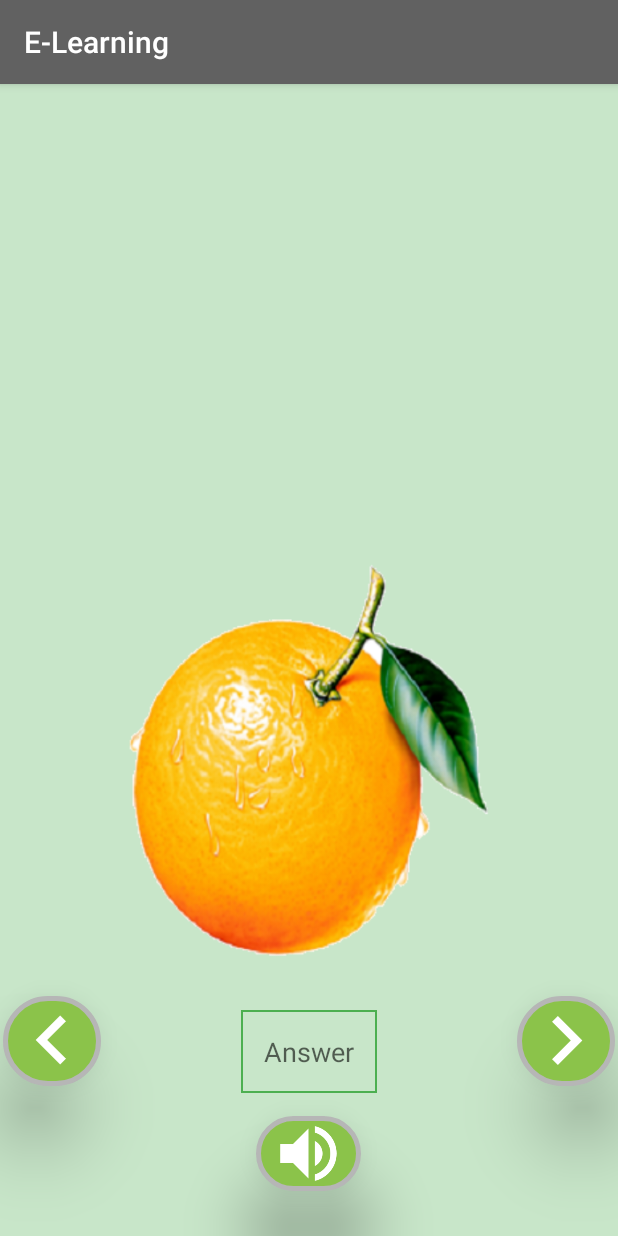
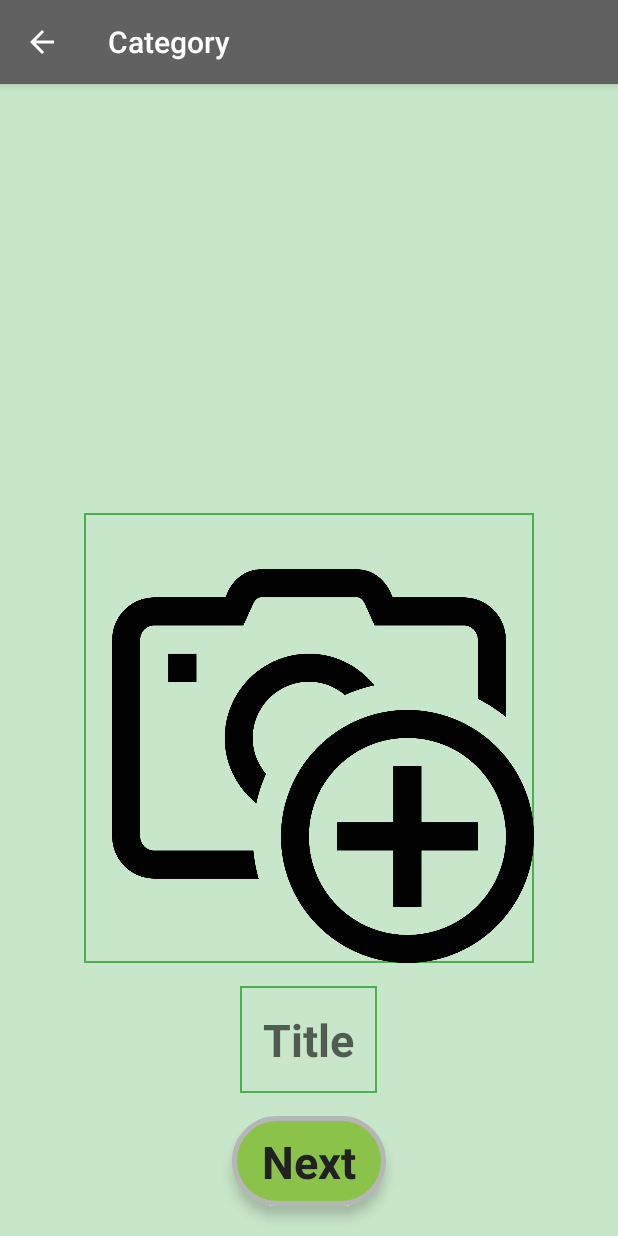
Before and after one commit to Tho391/e_learning, an Android app: the AddCategoryActivity screen opened directly, with no data from a screen before it, on a phone screen of 412 x 824 dp. Run offline under Robolectric (Android 15) with nearby library versions, the phone set to English and light mode, and no system bars.

Commit message:
adding addCategoryActtivity & AddThingActivity

```diff
--- a/app/build.gradle
+++ b/app/build.gradle
@@ -42,4 +42,5 @@ dependencies {
 //    implementation 'com.android.support:cardview-v7:26.1.0'
     //implementation 'com.android.support:recyclerview-v7:26.1.0'
     implementation 'pub.devrel:easypermissions:1.2.0'
+    implementation 'com.google.code.gson:gson:2.8.5'
 }
--- a/app/src/main/AndroidManifest.xml
+++ b/app/src/main/AndroidManifest.xml
@@ -12,6 +12,7 @@
         android:supportsRtl="true"
         android:theme="@style/AppTheme">
         <activity android:name=".AddCategoryActivity"></activity>
+        <activity android:name=".AddThingsActivity" />
         <activity
             android:name=".CategoriesActivity"
             android:label="Categories"
--- a/app/src/main/java/com/example/dardan/elearning/AddCategoryActivity.java
+++ b/app/src/main/java/com/example/dardan/elearning/AddCategoryActivity.java
@@ -1,13 +1,100 @@
 package com.example.dardan.elearning;
 
+import android.content.DialogInterface;
+import android.content.Intent;
+import android.os.Bundle;
+import android.support.v7.app.AlertDialog;
 import android.support.v7.app.AppCompatActivity;
-import android.os.Bundle;
+import android.view.View;
+import android.widget.EditText;
+import android.widget.ImageButton;
+import android.widget.TextView;
 
-public class AddCategoryActivity extends AppCompatActivity {
+import static com.example.dardan.elearning.Ulti.putToSharePreferences;
+
+public class AddCategoryActivity extends AppCompatActivity implements View.OnClickListener {
+
+    private EditText edtTitle;
+    private TextView btnNext;
+    private ImageButton btnImage;
+    private Category newCategory;
+
+    AlertDialog alertDialog;
+
+    public static final String CATEGORY = "category";
+    public static final int NEW_CATEGORY_CODE = 1111;
 
     @Override
     protected void onCreate(Bundle savedInstanceState) {
         super.onCreate(savedInstanceState);
         setContentView(R.layout.activity_add_category);
+
+        getSupportActionBar().setDisplayHomeAsUpEnabled(true);
+        setTitle("Category");
+        findView();
+        //create default category
+        newCategory = new Category(this);
+
+        //create alert dialog
+        createDialog();
+
+    }
+
+    private void findView() {
+        edtTitle = findViewById(R.id.thingName);
+        btnNext = findViewById(R.id.button_next);
+        btnImage = findViewById(R.id.thingImage);
+
+        btnImage.setOnClickListener(this);
+        btnNext.setOnClickListener(this);
+    }
+
+    private void createDialog() {
+        alertDialog = new AlertDialog.Builder(this).create();
+        alertDialog.setTitle("Alert");
+        alertDialog.setMessage("Are you sure to cancel creating a new category?");
+        alertDialog.setButton(AlertDialog.BUTTON_NEUTRAL, "OK",
+                new DialogInterface.OnClickListener() {
+                    @Override
+                    public void onClick(DialogInterface dialog, int which) {
+                        dialog.dismiss();
+                        finish();
+                    }
+                });
+        alertDialog.setButton(AlertDialog.BUTTON_NEGATIVE, "Cancel",
+                new DialogInterface.OnClickListener() {
+                    @Override
+                    public void onClick(DialogInterface dialog, int which) {
+                        dialog.dismiss();
+                    }
+                });
+    }
+
+    @Override
+    public boolean onSupportNavigateUp() {
+        // closes the Activity when the back button on the action bar is pressed
+        alertDialog.show();
+        return true;
+    }
+
+
+    @Override
+    public void onClick(View v) {
+        switch (v.getId()) {
+            case R.id.button_next: {
+                //start add thing activity
+                Intent intent = new Intent(this, AddThingsActivity.class);
+                //intent.putExtra(CATEGORY, newCategory);
+                //put to share preference
+                //SharedPreferences mPrefs = getSharedPreferences(SHARE_PREFERENCES,MODE_PRIVATE);
+                putToSharePreferences(this, CATEGORY, newCategory);
+                startActivity(intent);
+            }
+            break;
+            case R.id.thingImage: {
+                //choose photo from gallery
+            }
+            break;
+        }
     }
 }
--- a/app/src/main/java/com/example/dardan/elearning/CategoriesActivity.java
+++ b/app/src/main/java/com/example/dardan/elearning/CategoriesActivity.java
@@ -132,7 +132,7 @@ public class CategoriesActivity extends AppCompatActivity implements AdapterView
 //                return super.onOptionsItemSelected(item);
 //         }
         if (item.getItemId() == R.id.add_category){
-            Intent intent1 = new Intent(this,AddCategoryActivity.class);
+            Intent intent1 = new Intent(this, AddCategoryActivity.class);
             startActivity(intent1);
             return true;
         }
--- a/app/src/main/java/com/example/dardan/elearning/Category.java
+++ b/app/src/main/java/com/example/dardan/elearning/Category.java
@@ -1,12 +1,18 @@
 package com.example.dardan.elearning;
 
+import android.content.Context;
 import android.graphics.Bitmap;
+import android.graphics.BitmapFactory;
 
+import java.io.Serializable;
 import java.util.ArrayList;
 
-public class Category {
+import static com.example.dardan.elearning.MySQLiteHelper.COLORS;
+import static com.example.dardan.elearning.MySQLiteHelper.THEMES;
+
+public class Category implements Serializable {
     ArrayList<Thing> things;
-    int currentIndex=0;
+    int currentIndex = 0;
     int id;
     String title;
     Bitmap image;
@@ -14,48 +20,62 @@ public class Category {
     int color;
     int theme;
 
-    public Category(){}
-    public Category(String title, Bitmap image, int highScore, int color, int theme){
-        this.title=title;
-        this.image=image;
+    public Category(Context context) {
+        title = "Title";
+        Bitmap b = BitmapFactory.decodeResource(context.getResources(), R.drawable.add_image);
+        image = b;
+        highScore = 0;
+        color = COLORS[1];
+        theme = THEMES[1];
+        things = new ArrayList<>();
+    }
+
+    public Category(String title, Bitmap image, int highScore, int color, int theme) {
+        this.title = title;
+        this.image = image;
         this.highScore = highScore;
-        this.color=color;
-        this.theme=theme;
-        this.things=new ArrayList<>();
+        this.color = color;
+        this.theme = theme;
+        this.things = new ArrayList<>();
     }
-    public void addThing(Thing thing){
+
+    public void addThing(Thing thing) {
         things.add(thing);
     }
 
-    public ArrayList<Thing> getListOfThings(){
+    public ArrayList<Thing> getListOfThings() {
         return this.things;
     }
 
     public Thing nextThing() {
-        return things.get(++currentIndex);
+        if (hasNextThing())
+            return things.get(++currentIndex);
+        return null;
     }
 
     public Thing prevThing() {
-        return things.get(--currentIndex);
+        if (hasPrevThing())
+            return things.get(--currentIndex);
+        return null;
     }
 
     public Thing currentThing() {
         return things.get(currentIndex);
     }
 
-    boolean hasNextThing(){
-        return currentIndex < things.size()-1;
+    boolean hasNextThing() {
+        return currentIndex < things.size() - 1;
     }
 
-    boolean hasPrevThing(){
+    boolean hasPrevThing() {
         return currentIndex > 0;
     }
 
-    public void goToFirstThing(){
-        currentIndex=0;
+    public void goToFirstThing() {
+        currentIndex = 0;
     }
 
-    public void updateHighscore(){
+    public void updateHighscore() {
         //this.highScore = Highscores.getHighscore(this.columnName);
     }
 }
--- a/app/src/main/java/com/example/dardan/elearning/MySQLiteHelper.java
+++ b/app/src/main/java/com/example/dardan/elearning/MySQLiteHelper.java
@@ -293,7 +293,7 @@ public class MySQLiteHelper extends SQLiteOpenHelper {
         if (cursor != null)
             cursor.moveToFirst();
 
-        Category category = new Category();
+        Category category = new Category(context);
         category.id = id;
         if (cursor != null) {
 
@@ -343,7 +343,7 @@ public class MySQLiteHelper extends SQLiteOpenHelper {
         if (cursor != null)
             cursor.moveToFirst();
 
-        Category category = new Category();
+        Category category = new Category(context);
         if (cursor != null) {
             category.id = Integer.parseInt(cursor.getString(0));
             category.title = cursor.getString(1);
--- a/app/src/main/res/layout/activity_add_category.xml
+++ b/app/src/main/res/layout/activity_add_category.xml
@@ -4,82 +4,56 @@
     android:layout_width="match_parent"
     android:layout_height="match_parent"
     android:background="@color/primary_light"
+
     android:animateLayoutChanges="true">
 
-    <ImageView
-
+    <ImageButton
         android:id="@+id/thingImage"
         android:layout_width="300dp"
         android:layout_height="300dp"
         android:layout_above="@+id/thingName"
         android:layout_centerHorizontal="true"
-        android:layout_marginBottom="5dp"
+        android:layout_marginBottom="15dp"
         android:layout_marginTop="50dp"
-        android:background="@color/primary_light"
+        android:background="@drawable/background_title"
         android:scaleType="centerInside"
-        android:src="@drawable/orange" />
+        android:src="@drawable/add_image" />
 
     <EditText
         android:id="@+id/thingName"
         android:layout_width="wrap_content"
         android:layout_height="wrap_content"
-        android:layout_above="@+id/buttonAudioThing"
+        android:layout_above="@+id/button_next"
         android:layout_centerHorizontal="true"
-        android:layout_marginTop="0dp"
-
+        android:layout_marginBottom="15dp"
         android:background="@drawable/background_title"
         android:gravity="center"
-        android:hint="Answer"
+        android:hint="Title"
         android:padding="15dp"
-        android:singleLine="false" />
-    <!--android:background="@color/primary_light"-->
-        <!--android:text="Orange"-->
+        android:singleLine="false"
+        android:textColor="@color/primary_text"
+        android:textSize="30sp"
+        android:textStyle="bold"
+        android:typeface="sans"
+        android:maxLines="1"/>
 
-        android:textColor="@color/primary_text"
-        android:textSize="38sp"
-        android:textStyle="bold"
-        android:typeface="sans" />
+    <TextView
+        android:id="@+id/button_next"
+        android:layout_width="wrap_content"
+        android:layout_height="wrap_content"
+        android:paddingStart="20dp"
+        android:paddingEnd="20dp"
+        android:paddingTop="10dp"
 
-    <ImageButton
-        android:id="@+id/buttonAudioThing"
-        android:layout_width="70dp"
-        android:layout_height="50dp"
         android:layout_alignParentBottom="true"
         android:layout_centerHorizontal="true"
-        android:layout_marginBottom="30dp"
-        android:layout_marginTop="15dp"
+        android:layout_marginBottom="20dp"
         android:background="@drawable/buttonshape"
-        android:elevation="30dp"
-        android:padding="0dp"
-        android:scaleType="centerInside"
-        android:src="@drawable/ic_audio" />
-
-    <ImageButton
-        android:id="@+id/buttonRightThing"
-        android:layout_width="65dp"
-        android:layout_height="60dp"
-        android:layout_alignParentBottom="true"
-        android:layout_alignParentRight="true"
-        android:layout_marginBottom="100dp"
-        android:layout_marginLeft="10dp"
-        android:layout_marginRight="2dp"
-        android:background="@drawable/buttonshape"
-        android:clipToPadding="false"
-        android:elevation="30dp"
-        android:scaleType="centerCrop"
-        android:src="@drawable/ic_rightarrow" />
-
-    <ImageButton
-        android:id="@+id/buttonLeftThing"
-        android:layout_width="65dp"
-        android:layout_height="60dp"
-        android:layout_alignParentBottom="true"
-        android:layout_alignParentLeft="true"
-        android:layout_marginBottom="100dp"
-        android:layout_marginLeft="2dp"
-        android:layout_marginRight="10dp"
-        android:background="@drawable/buttonshape"
-        android:elevation="30dp"
-        android:scaleType="centerCrop"
-        android:src="@drawable/ic_leftarrow" />
+        android:elevation="5dp"
+        android:text="Next"
+        android:textColor="@color/primary_text"
+        android:textSize="30sp"
+        android:textStyle="bold"
+        android:typeface="sans"
+         />
 </RelativeLayout>
```
Also changed, not shown: app/src/main/java/com/example/dardan/elearning/AddThingsActivity.java (added, +148 -0 lines), app/src/main/java/com/example/dardan/elearning/Thing.java (+13 -3 lines), app/src/main/java/com/example/dardan/elearning/ThingsActivity.java (+11 -8 lines), app/src/main/java/com/example/dardan/elearning/Ulti.java (+35 -8 lines), app/src/main/res/layout/activity_add_things.xml (added, +121 -0 lines), app/src/main/res/menu/menu_add_category.xml (added, +9 -0 lines), app/src/main/res/menu/menu_add_things.xml (added, +9 -0 lines), app/src/main/res/drawable-hdpi/add_image.png (added), app/src/main/res/drawable/ic_add.png (added), app/src/main/res/drawable/ic_done.png (added), 1 other file.
